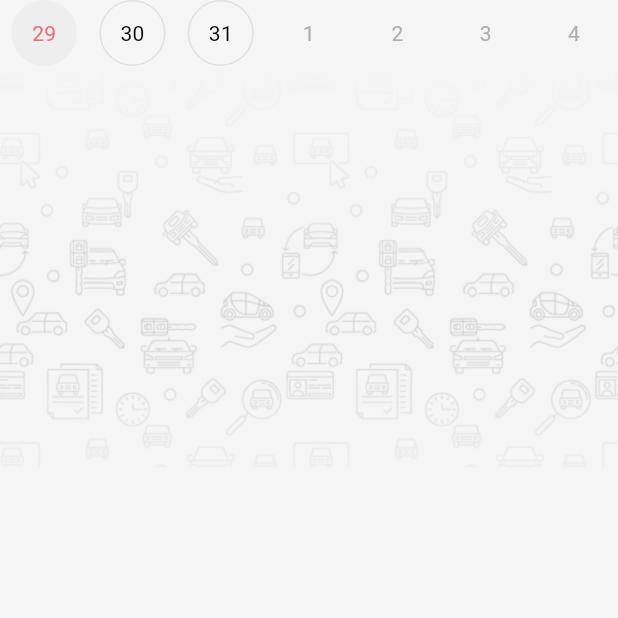
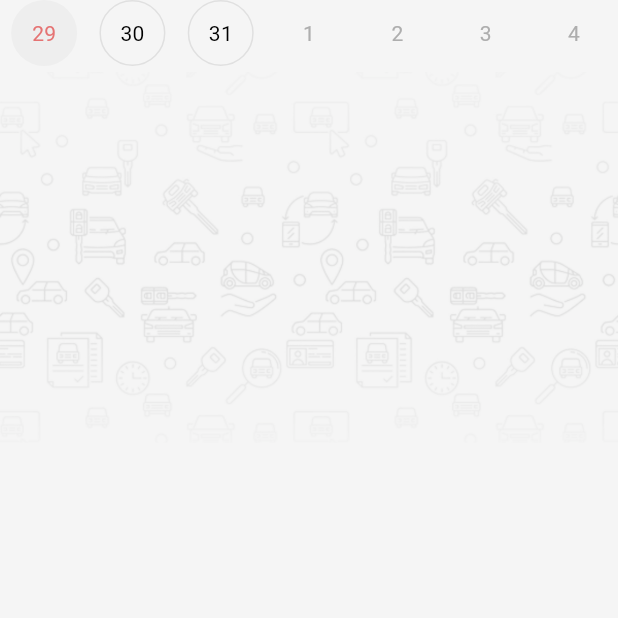
Before and after one commit to TechPyllars2024/AutoCareAutomotive, a Flutter app: the AutomotiveBookingScreen screen opened directly, on a phone screen of 412 x 824 dp, the part 618-1236 px from its top. Run offline on Flutter 3.47's test engine with Material 3 defaults, Android fonts, the phone set to English and light mode, and no system bars; drawn by our look-alikes of table_calendar; our stand-ins replace carousel_slider, cloud_firestore, curved_navigation_bar, file_picker, firebase_auth, firebase_core and 12 more; missing offline and left inert: flutter_pannable_rating_bar, flutter_pdfview; accounts and stored records are empty.

Commit message:
update: images

```diff
--- a/lib/Booking Mangement/screens/automotive_booking.dart
+++ b/lib/Booking Mangement/screens/automotive_booking.dart
@@ -801,7 +801,7 @@ class _AutomotiveBookingState extends State<AutomotiveBookingScreen> {
                 ),
                 Container(
                   width: double.infinity,
-                  height: MediaQuery.of(context).size.height * 0.32,
+                  height: MediaQuery.of(context).size.height * 0.30,
 
                   child: ClipRRect(
 
```
Also changed, not shown: assets/images/bookingBackground.png.
